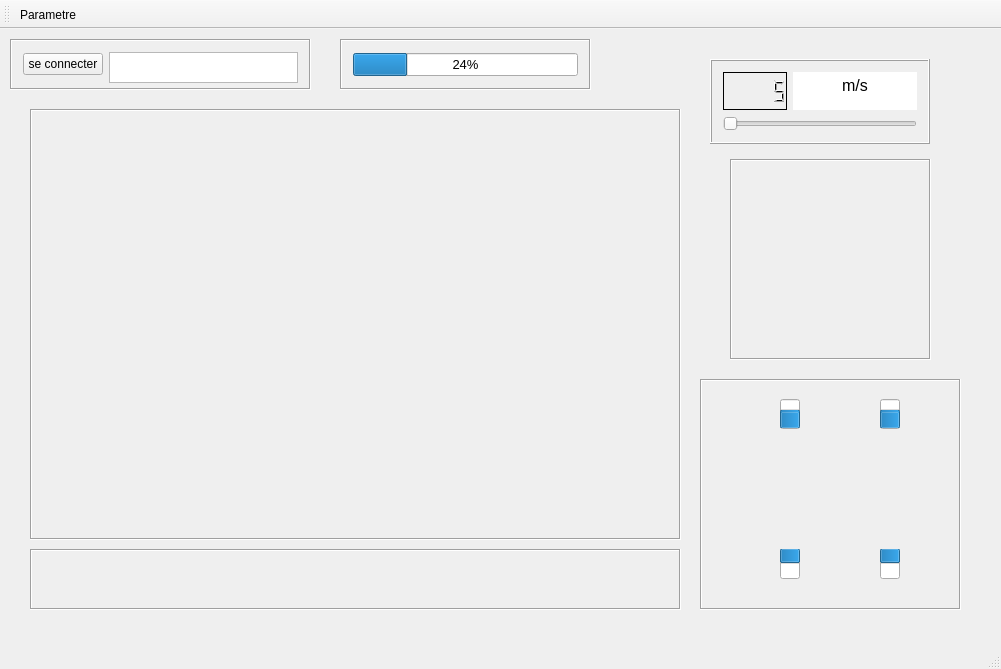
Old version of the form WifiBot/mainwindow.ui in the repository Thibaut3/wifibot.
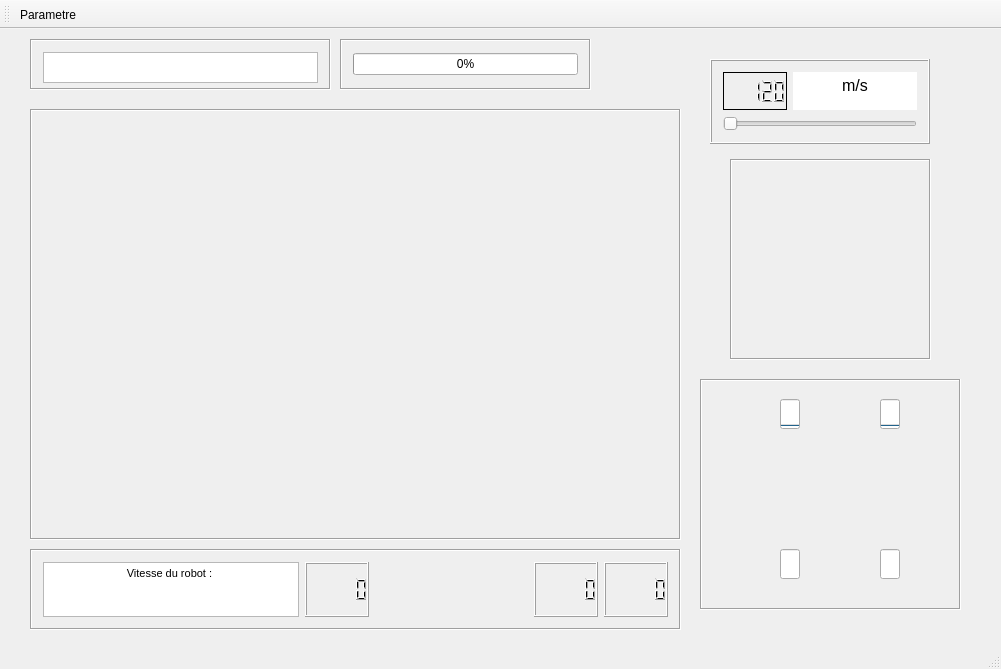
New version of the form. Icons and pictures are not drawn.

Commit message:
Nouvelel fenêtre, connexion
Nouvelle fenêtre de connexion avec IP modifiable,

Connexion au robot avec la nouvelle fenêtre

Patch:
```diff
--- a/WifiBot/mainwindow.ui
+++ b/WifiBot/mainwindow.ui
@@ -17,7 +17,7 @@
    <widget class="QFrame" name="Frame_connexion">
     <property name="geometry">
      <rect>
-      <x>10</x>
+      <x>30</x>
       <y>10</y>
       <width>301</width>
       <height>51</height>
@@ -31,13 +31,6 @@
     </property>
     <layout class="QGridLayout" name="gridLayout_2">
      <item row="0" column="0">
-      <widget class="QPushButton" name="boutonConnexion">
-       <property name="text">
-        <string>se connecter</string>
-       </property>
-      </widget>
-     </item>
-     <item row="0" column="1">
       <widget class="QTextBrowser" name="IndicConnexion">
        <property name="minimumSize">
         <size>
@@ -50,6 +43,9 @@
          <kerning>true</kerning>
         </font>
        </property>
+       <property name="placeholderText">
+        <string/>
+       </property>
       </widget>
      </item>
     </layout>
@@ -72,17 +68,11 @@
     <layout class="QHBoxLayout" name="horizontalLayout">
      <item>
       <widget class="QProgressBar" name="progressBar">
-       <property name="font">
-        <font>
-         <family>MS Sans Serif</family>
-         <pointsize>10</pointsize>
-        </font>
-       </property>
-       <property name="layoutDirection">
-        <enum>Qt::LeftToRight</enum>
+       <property name="maximum">
+        <number>255</number>
        </property>
        <property name="value">
-        <number>24</number>
+        <number>0</number>
        </property>
       </widget>
      </item>
@@ -383,8 +373,11 @@
        <height>30</height>
       </rect>
      </property>
+     <property name="maximum">
+      <number>255</number>
+     </property>
      <property name="value">
-      <number>50</number>
+      <number>0</number>
      </property>
      <property name="textVisible">
       <bool>false</bool>
@@ -408,8 +401,11 @@
        <height>30</height>
       </rect>
      </property>
+     <property name="maximum">
+      <number>255</number>
+     </property>
      <property name="value">
-      <number>50</number>
+      <number>0</number>
      </property>
      <property name="textVisible">
       <bool>false</bool>
@@ -433,8 +429,11 @@
        <height>30</height>
       </rect>
      </property>
+     <property name="maximum">
+      <number>255</number>
+     </property>
      <property name="value">
-      <number>50</number>
+      <number>0</number>
      </property>
      <property name="textVisible">
       <bool>false</bool>
@@ -461,8 +460,11 @@
        <height>30</height>
       </rect>
      </property>
+     <property name="maximum">
+      <number>255</number>
+     </property>
      <property name="value">
-      <number>50</number>
+      <number>0</number>
      </property>
      <property name="textVisible">
       <bool>false</bool>
@@ -487,7 +489,7 @@
       <x>30</x>
       <y>520</y>
       <width>651</width>
-      <height>61</height>
+      <height>81</height>
      </rect>
     </property>
     <property name="frameShape">
@@ -496,6 +498,41 @@
     <property name="frameShadow">
      <enum>QFrame::Sunken</enum>
     </property>
+    <layout class="QGridLayout" name="gridLayout_4">
+     <item row="0" column="0">
+      <widget class="QTextBrowser" name="textBrowser">
+       <property name="html">
+        <string>&lt;!DOCTYPE HTML PUBLIC &quot;-//W3C//DTD HTML 4.0//EN&quot; &quot;http://www.w3.org/TR/REC-html40/strict.dtd&quot;&gt;
+&lt;html&gt;&lt;head&gt;&lt;meta name=&quot;qrichtext&quot; content=&quot;1&quot; /&gt;&lt;style type=&quot;text/css&quot;&gt;
+p, li { white-space: pre-wrap; }
+&lt;/style&gt;&lt;/head&gt;&lt;body style=&quot; font-family:'MS Shell Dlg 2'; font-size:8.25pt; font-weight:400; font-style:normal;&quot;&gt;
+&lt;p align=&quot;center&quot; style=&quot; margin-top:0px; margin-bottom:0px; margin-left:0px; margin-right:0px; -qt-block-indent:0; text-indent:0px;&quot;&gt;Vitesse du robot : &lt;/p&gt;&lt;/body&gt;&lt;/html&gt;</string>
+       </property>
+      </widget>
+     </item>
+     <item row="0" column="1">
+      <widget class="QLCDNumber" name="vitRobot"/>
+     </item>
+     <item row="0" column="3">
+      <widget class="QLCDNumber" name="OdoG"/>
+     </item>
+     <item row="0" column="4">
+      <widget class="QLCDNumber" name="OdoD"/>
+     </item>
+     <item row="0" column="2">
+      <spacer name="horizontalSpacer_2">
+       <property name="orientation">
+        <enum>Qt::Horizontal</enum>
+       </property>
+       <property name="sizeHint" stdset="0">
+        <size>
+         <width>30</width>
+         <height>20</height>
+        </size>
+       </property>
+      </spacer>
+     </item>
+    </layout>
    </widget>
    <widget class="QFrame" name="FrameVitesse">
     <property name="geometry">
@@ -546,11 +583,20 @@
        <property name="smallDecimalPoint">
         <bool>false</bool>
        </property>
+       <property name="digitCount">
+        <number>5</number>
+       </property>
+       <property name="mode">
+        <enum>QLCDNumber::Dec</enum>
+       </property>
        <property name="segmentStyle">
         <enum>QLCDNumber::Filled</enum>
        </property>
+       <property name="value" stdset="0">
+        <double>120.000000000000000</double>
+       </property>
        <property name="intValue" stdset="0">
-        <number>5</number>
+        <number>120</number>
        </property>
       </widget>
      </item>
```
Left out of the diff: 23 changed lines with no effect on the pictures. The commit also changes 12 other files.
